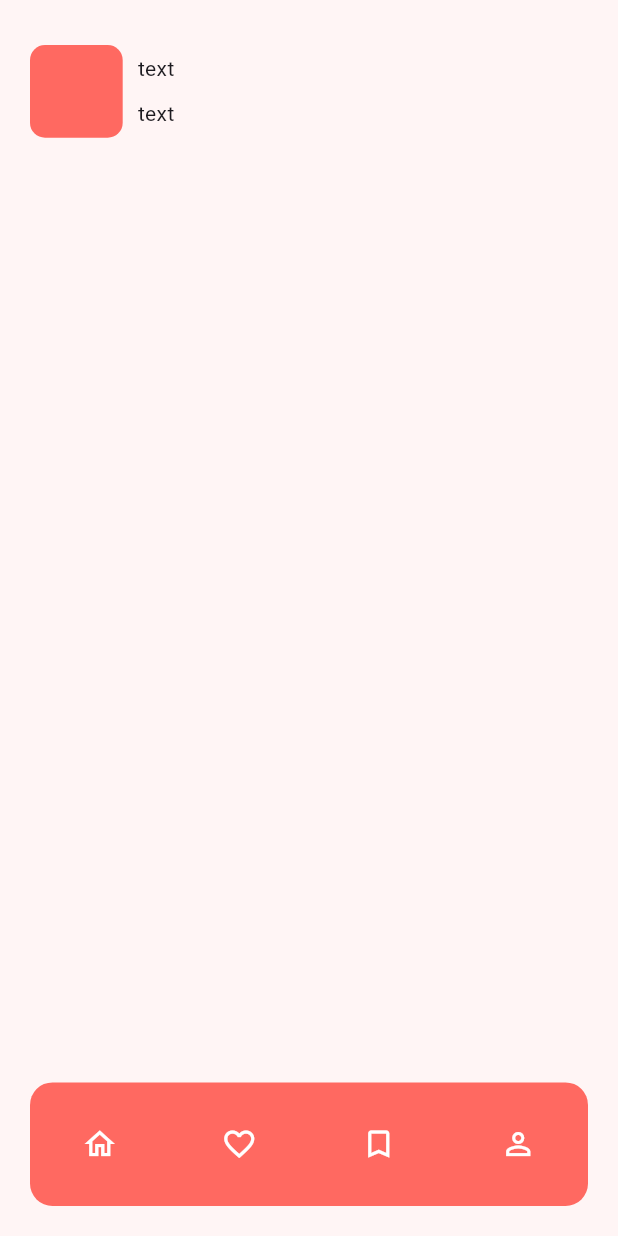
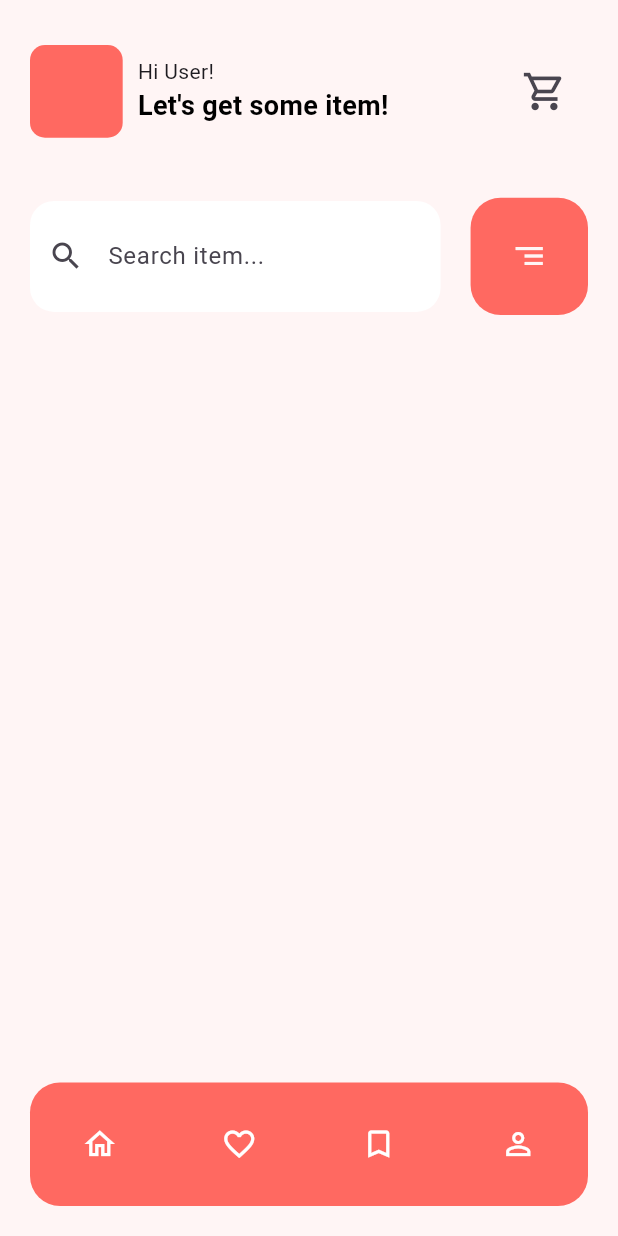
Before and after one commit to lolopindik/FruitShop, a Flutter app: the screen it shows after launch, on a phone screen of 412 x 824 dp. Run offline on Flutter 3.47's test engine with Material 3 defaults, Android fonts, the phone set to English and light mode, and no system bars.

Commit message:
first step

```diff
--- a/lib/pages/home_page.dart
+++ b/lib/pages/home_page.dart
@@ -1,6 +1,7 @@
 import 'package:flutter/material.dart';
 import 'package:fruit_shop/preferences/app_theme.dart';
 import 'package:fruit_shop/widgets/bottom_bar.dart';
+import 'package:fruit_shop/widgets/searh.dart';
 
 class HomePage extends StatefulWidget {
   const HomePage({super.key});
@@ -15,7 +16,13 @@ class _HomePageState extends State<HomePage> {
     return Scaffold(
       bottomNavigationBar: buildBottomBar(context),
       backgroundColor: AppTheme.sceletonBackground,
-      body: Row(
+      body: Column(
+        crossAxisAlignment: CrossAxisAlignment.start,
+        children: <Widget>[
+          Padding(
+            padding: const EdgeInsets.only(bottom: 30),
+            child: Row(
+              mainAxisAlignment: MainAxisAlignment.spaceBetween,
               children: <Widget>[
                 Padding(
                   padding: const EdgeInsets.only(top: 30, left: 20),
@@ -24,23 +31,63 @@ class _HomePageState extends State<HomePage> {
                     height: MediaQuery.of(context).size.width * 0.15,
                     decoration: BoxDecoration(
                       color: AppTheme.mainColor,
-                borderRadius: BorderRadius.circular(10)
+                      borderRadius: BorderRadius.circular(10),
                     ),
                   ),
                 ),
-          const Padding(
-            padding: EdgeInsets.only(left: 10),
-            child: Column(
-              mainAxisSize: MainAxisSize.min,
-              children: <Widget>
-              [
-                SizedBox(height: 30,),
-                Text("text"),
-                SizedBox(height: 10,),
-                Text("text")
+                buildSearchBar(context),
+                Padding(
+                  padding: const EdgeInsets.only(right: 25, top: 30),
+                  child: IconButton(
+                    onPressed: () {},
+                    icon: const Icon(Icons.shopping_cart_outlined, size: 30),
+                  ),
+                ),
               ],
             ),
-          )
+          ),
+          Padding(
+            padding: const EdgeInsets.symmetric(horizontal: 20, vertical: 10),
+            child: Row(
+              children: [
+                Expanded(
+                  child: TextField(
+                    decoration: InputDecoration(
+                      hintText: 'Search item...',
+                      border: OutlineInputBorder(
+                        borderRadius: BorderRadius.circular(16),
+                        borderSide: BorderSide.none,
+                      ),
+                      filled: true,
+                      fillColor: AppTheme.elemntsBackground,
+                      contentPadding: const EdgeInsets.symmetric(
+                          horizontal: 30,
+                          vertical: 25),
+                      prefixIcon: const Icon(Icons.search),
+                    ),
+                  ),
+                ),
+                const SizedBox(width: 20),
+                Container(
+                  height: MediaQuery.of(context).size.height * 0.095,
+                  width: MediaQuery.of(context).size.height * 0.095,
+                  decoration: BoxDecoration(
+                    color: AppTheme.mainColor,
+                    borderRadius: BorderRadius.circular(20),
+                  ),
+                  child: IconButton(
+                    onPressed: () {
+                      // Обработка нажатия на иконку меню
+                    },
+                    icon: const Icon(Icons.segment_outlined,
+                        color: AppTheme.sceletonBackground),
+                    iconSize: 24,
+                  ),
+                ),
+              ],
+            ),
+          ),
+          //next code put here
         ],
       ),
     );
--- a/lib/preferences/app_theme.dart
+++ b/lib/preferences/app_theme.dart
@@ -7,3 +7,7 @@ class AppTheme {
   static const Color labelText = Color.fromARGB(255,0,74,74);//304250
   static const Color elemntsBackground = Colors.white;//FFFFFF
 }
+
+class TextStyles {
+  static const TextStyle firstLabel = TextStyle(fontSize: 18, color: Colors.black, fontWeight: FontWeight.bold);
+}
--- a/lib/widgets/bottom_bar.dart
+++ b/lib/widgets/bottom_bar.dart
@@ -7,7 +7,7 @@ Widget buildBottomBar(BuildContext context) {
     child: Container(
       height: MediaQuery.of(context).size.height * 0.1,
       alignment: Alignment.center,
-      decoration: BoxDecoration(borderRadius: BorderRadius.circular(15),
+      decoration: BoxDecoration(borderRadius: BorderRadius.circular(20),
       color: AppTheme.mainColor,),
       child: Row(
         mainAxisAlignment: MainAxisAlignment.spaceAround,
--- /dev/null
+++ b/lib/widgets/searh.dart
@@ -0,0 +1,19 @@
+import 'package:flutter/material.dart';
+import 'package:fruit_shop/preferences/app_theme.dart';
+
+Widget buildSearchBar(BuildContext context) {
+  return const Expanded(
+    child: Padding(
+      padding: EdgeInsets.only(left: 10),
+      child: Column(
+        crossAxisAlignment: CrossAxisAlignment.start,
+        mainAxisSize: MainAxisSize.min,
+        children: <Widget>[
+          SizedBox(height: 30),
+          Text("Hi User!"),
+          Text("Let's get some item!", style: TextStyles.firstLabel),
+        ],
+      ),
+    ),
+  );
+}
```
Lines whose indentation alone changed are shown as unchanged.
